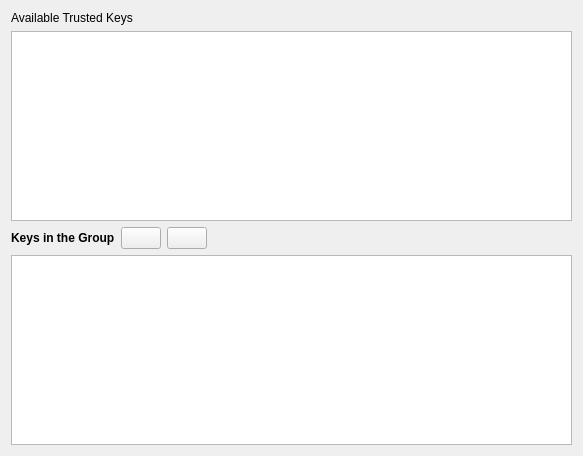
This is groupedit.ui in KDE/kgpg as Qt 5 draws it before an edit. The edited form follows.
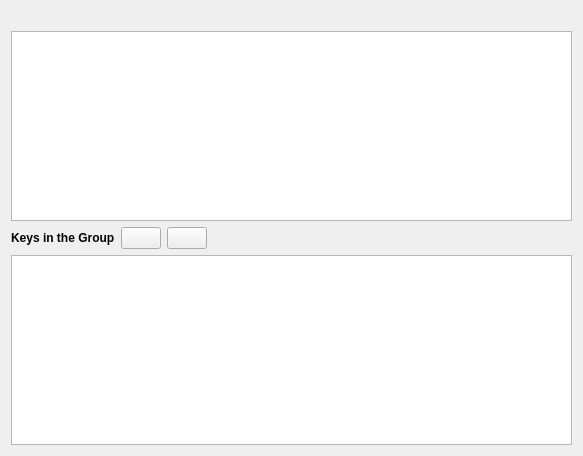
This is the edited form.

Diff of the .ui file:
```diff
--- a/groupedit.ui
+++ b/groupedit.ui
@@ -11,16 +11,19 @@
   </property>
   <layout class="QVBoxLayout" >
    <item>
-    <widget class="QLabel" name="textLabel1" >
+    <widget class="QLabel" name="textLabelAvailable" >
+     <property name="font" >
+      <font>
+       <weight>75</weight>
+       <bold>true</bold>
+      </font>
+     </property>
      <property name="sizePolicy" >
       <sizepolicy vsizetype="Maximum" hsizetype="Preferred" >
        <horstretch>0</horstretch>
        <verstretch>0</verstretch>
       </sizepolicy>
      </property>
-     <property name="text" >
-      <string>Available Trusted Keys</string>
-     </property>
      <property name="wordWrap" >
       <bool>false</bool>
      </property>
```
